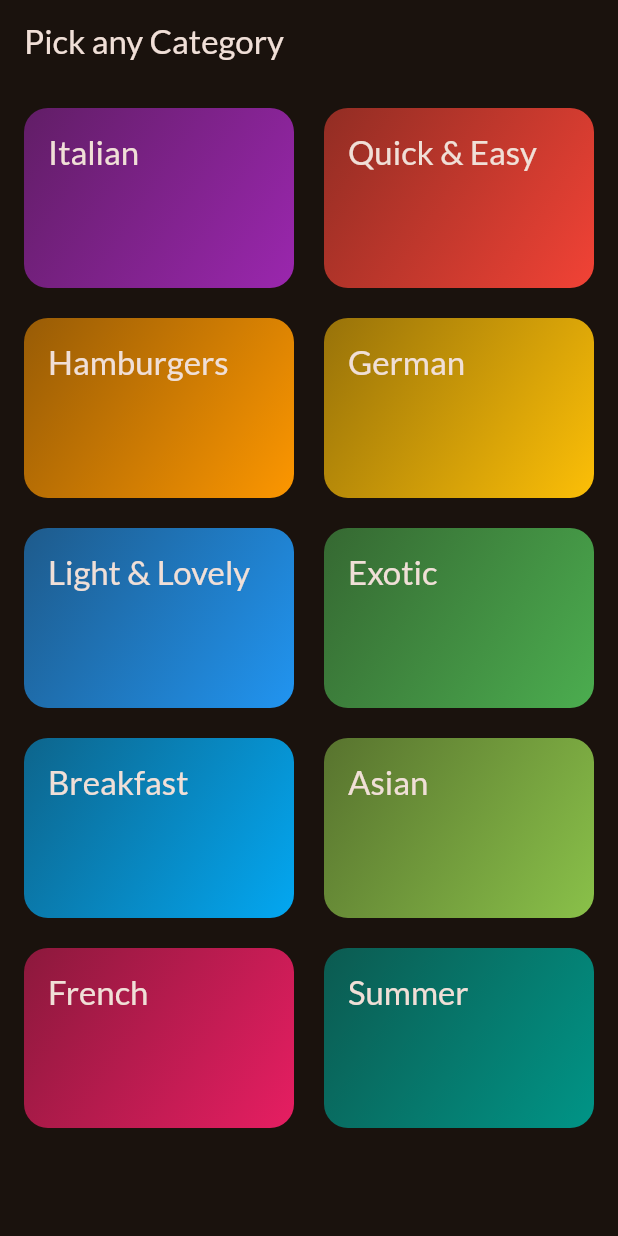
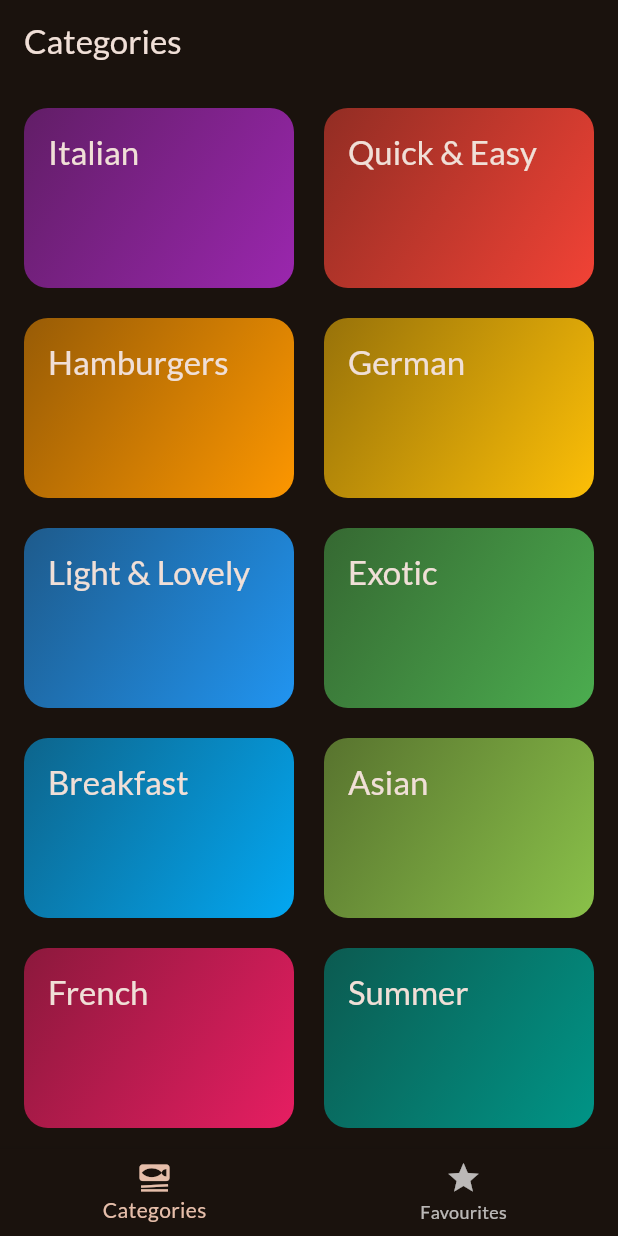
Before and after one commit to shivank76/meals_app, a Flutter app: the screen it shows after launch, on a phone screen of 412 x 824 dp. Run offline on Flutter 3.47's test engine with Material 3 defaults, Android fonts, the phone set to English and light mode, and no system bars; our stand-ins replace google_fonts, transparent_image.

Commit message:
added bottom navbar

```diff
--- a/lib/main.dart
+++ b/lib/main.dart
@@ -1,6 +1,6 @@
 import 'package:flutter/material.dart';
 import 'package:google_fonts/google_fonts.dart';
-import 'package:meals_app/screens/category_screen.dart';
+import 'package:meals_app/screens/tab_bar.dart';
 
 final theme = ThemeData(
   useMaterial3: true,
@@ -22,7 +22,7 @@ class App extends StatelessWidget {
   Widget build(BuildContext context) {
     return MaterialApp(
       theme: theme,
-      home: const CategoryScreen(),
+      home: const TabBarScreen(),
     );
   }
 }
--- a/lib/screens/category_screen.dart
+++ b/lib/screens/category_screen.dart
@@ -23,11 +23,7 @@ class CategoryScreen extends StatelessWidget {
 
   @override
   Widget build(BuildContext context) {
-    return Scaffold(
-      appBar: AppBar(
-        title: const Text('Pick any Category'),
-      ),
-      body: GridView(
+    return GridView(
       padding: const EdgeInsets.all(16),
       gridDelegate: const SliverGridDelegateWithFixedCrossAxisCount(
           crossAxisCount: 2,
@@ -42,7 +38,6 @@ class CategoryScreen extends StatelessWidget {
             onSelectCategory: () => _selectCategory(context, category),
           )
       ],
-      ),
     );
   }
 }
--- /dev/null
+++ b/lib/screens/tab_bar.dart
@@ -0,0 +1,45 @@
+import 'package:flutter/material.dart';
+import 'package:meals_app/screens/category_screen.dart';
+import 'package:meals_app/screens/meals_screen.dart';
+
+class TabBarScreen extends StatefulWidget {
+  const TabBarScreen({super.key});
+  @override
+  State<TabBarScreen> createState() {
+    return _TabBarScreenState();
+  }
+}
+
+class _TabBarScreenState extends State<TabBarScreen> {
+  int _selectedIndexPage = 0;
+  void _selectPage(int index) {
+    setState(() {
+      _selectedIndexPage = index;
+    });
+  }
+
+  @override
+  Widget build(BuildContext context) {
+    Widget activeScreen = const CategoryScreen();
+    String activeScreenTitle = 'Categories';
+    if (_selectedIndexPage == 1) {
+      activeScreen = const MealsScreen(title: 'Favourites', meals: []);
+      activeScreenTitle = 'Your Favourites';
+    }
+    return Scaffold(
+      appBar: AppBar(
+        title: Text(activeScreenTitle),
+      ),
+      body: activeScreen,
+      bottomNavigationBar: BottomNavigationBar(
+        onTap: _selectPage,
+        currentIndex: _selectedIndexPage,
+        items: const [
+          BottomNavigationBarItem(
+              icon: Icon(Icons.set_meal), label: 'Categories'),
+          BottomNavigationBarItem(icon: Icon(Icons.star), label: 'Favourites'),
+        ],
+      ),
+    );
+  }
+}
```
Also changed, not shown: lib/screens/meal_details_screen.dart (+45 -5 lines). Lines whose indentation alone changed are shown as unchanged.
